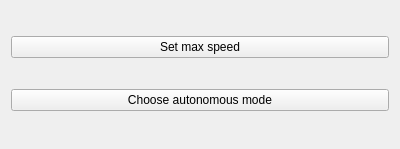
Qt form QDialogElement/qInputDialogDemo/widget.ui (eduardorasgado/RoadtoQt5) before a commit.
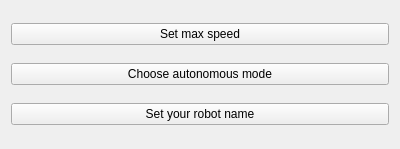
The same form after that commit.

Commit message: text input dialog

Patch:
```diff
--- a/QDialogElement/qInputDialogDemo/widget.ui
+++ b/QDialogElement/qInputDialogDemo/widget.ui
@@ -30,6 +30,13 @@
        </property>
       </widget>
      </item>
+     <item>
+      <widget class="QPushButton" name="pushButton_3">
+       <property name="text">
+        <string>Set your robot name</string>
+       </property>
+      </widget>
+     </item>
     </layout>
    </item>
   </layout>
```
The commit also changes 2 other files.
